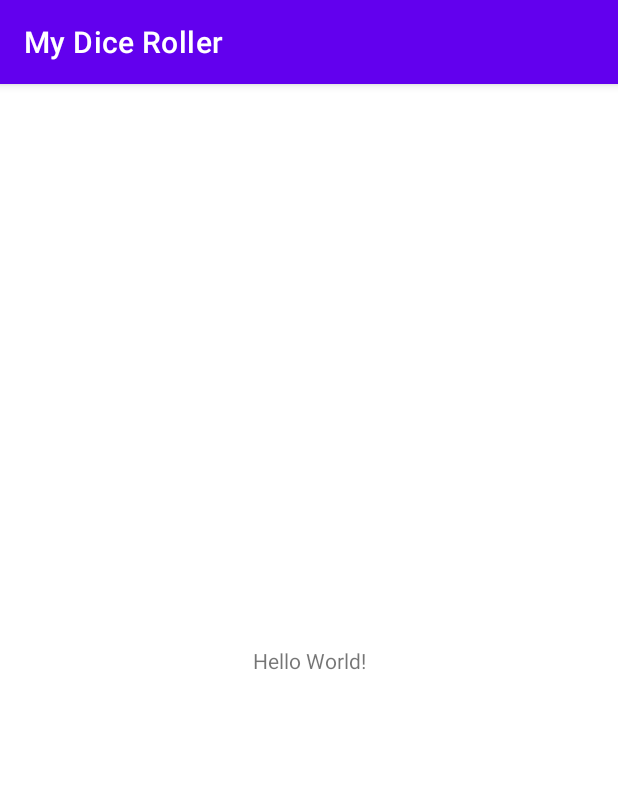
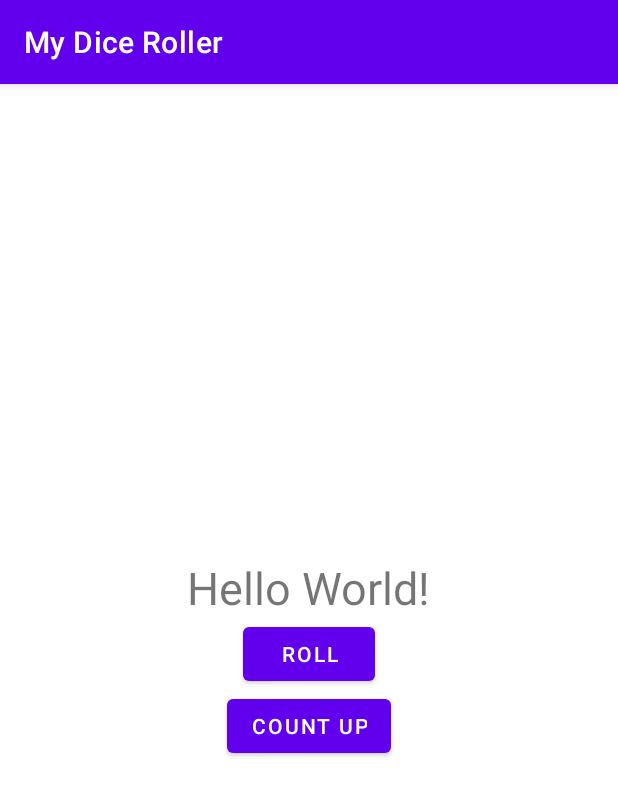
Before and after one commit to ayrtton/Android-Kotlin-Fundamentals, an Android app: the screen it shows after launch (MainActivity), on a phone screen of 412 x 824 dp. Shown: the top 796 px of the screen. Run offline under Robolectric (Android 15) with nearby library versions, the phone set to English and light mode, and no system bars.

Commit message:
Roll and Count Up buttons

```diff
--- a/app/src/main/res/layout/activity_main.xml
+++ b/app/src/main/res/layout/activity_main.xml
@@ -1,18 +1,33 @@
 <?xml version="1.0" encoding="utf-8"?>
-<androidx.constraintlayout.widget.ConstraintLayout xmlns:android="http://schemas.android.com/apk/res/android"
-    xmlns:app="http://schemas.android.com/apk/res-auto"
+
+<LinearLayout xmlns:android="http://schemas.android.com/apk/res/android"
     xmlns:tools="http://schemas.android.com/tools"
     android:layout_width="match_parent"
-    android:layout_height="match_parent"
+    android:layout_height="wrap_content"
+    android:orientation="vertical"
+    android:layout_gravity="center_vertical"
     tools:context=".MainActivity">
 
     <TextView
+        android:id="@+id/result_text"
         android:layout_width="wrap_content"
         android:layout_height="wrap_content"
-        android:text="Hello World!"
-        app:layout_constraintBottom_toBottomOf="parent"
-        app:layout_constraintLeft_toLeftOf="parent"
-        app:layout_constraintRight_toRightOf="parent"
-        app:layout_constraintTop_toTopOf="parent" />
+        android:layout_gravity="center_horizontal"
+        android:textSize="30sp"
+        android:text="Hello World!" />
 
-</androidx.constraintlayout.widget.ConstraintLayout>
+    <Button
+        android:id="@+id/roll_button"
+        android:layout_width="wrap_content"
+        android:layout_height="wrap_content"
+        android:layout_gravity="center_horizontal"
+        android:text="@string/roll_label" />
+
+    <Button
+        android:id="@+id/count_up_button"
+        android:layout_width="wrap_content"
+        android:layout_height="wrap_content"
+        android:layout_gravity="center_horizontal"
+        android:text="Count Up" />
+
+</LinearLayout>
--- a/app/src/main/res/values/strings.xml
+++ b/app/src/main/res/values/strings.xml
@@ -1,3 +1,4 @@
 <resources>
     <string name="app_name">My Dice Roller</string>
+    <string name="roll_label">Roll</string>
 </resources>
```
Also changed, not shown: app/src/main/java/com/example/mydiceroller/MainActivity.kt (+33 -0 lines).
